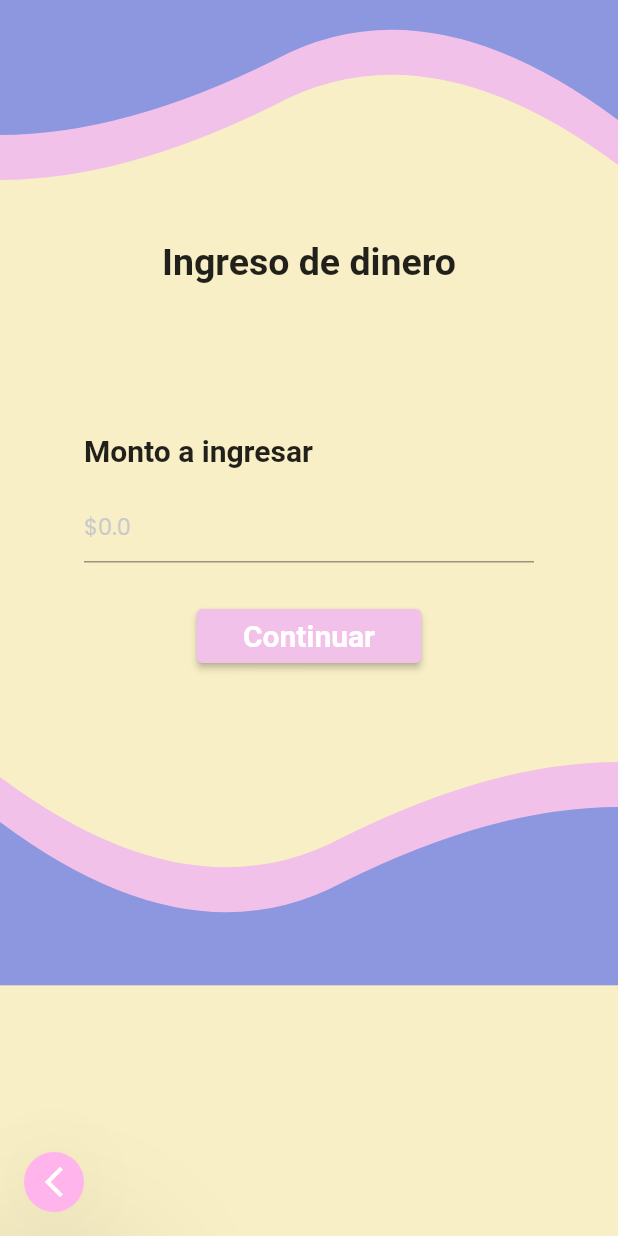
After one commit to mpaulazzv/ProyectoATM, a Flutter app: the ingresarD screen opened directly, on a phone screen of 412 x 824 dp. The commit adds this screen. Run offline on Flutter 3.47's test engine with Material 2 defaults, Android fonts, the phone set to English and light mode, and no system bars; our stand-ins replace google_fonts.

Commit message:
Se añade la vista de ingresar dinero

```diff
--- a/lib/main.dart
+++ b/lib/main.dart
@@ -13,9 +13,8 @@ class MyApp extends StatelessWidget {
   @override
   Widget build(BuildContext context) {
     return MaterialApp(
-      title: 'Flutter Demo',
+      title: 'ATM',
       theme: ThemeData(
-
         primarySwatch: Colors.pink,
       ),
       home: const LoginView(),
--- a/lib/views/enviarD_view.dart
+++ b/lib/views/enviarD_view.dart
@@ -20,22 +20,19 @@ class EnviarD extends StatelessWidget {
                 ClipPath(
                   clipper: WaveClipper(),
                   child: Container(
-                    color: Color.fromRGBO(248, 187, 237, 97),
+                    color: Color.fromRGBO(241, 193, 233, 1),
                     height: 120,
                   ),
                 ),
                 ClipPath(
                   clipper: WaveClipper(),
                   child: Container(
-                    color: Color.fromRGBO(110, 126, 228, 89),
+                    color: Color.fromRGBO(140, 151, 223, 1),
                     height: 100,
                   ),
                 ),
               ],
             ),
-          ),
-          const SizedBox(
-            width:400,
           ),
           const SizedBox(
             height: 20,
@@ -218,30 +215,3 @@ class WaveClipper extends CustomClipper<Path> {
   @override
   bool shouldReclip(CustomClipper<Path> oldCliper) => false;
 }
-
-class WaveClipperB extends CustomClipper<Path> {
-  @override
-  Path getClip(Size size) {
-    debugPrint(size.width.toString());
-    var path = new Path();
-    path.lineTo(0, size.height);
-    var firstStart = Offset(size.width / 5, size.height);
-    var firstEnd = Offset(size.width / 2.25, size.height - 50.0);
-
-    path.quadraticBezierTo(
-        firstStart.dx, firstStart.dy, firstEnd.dx, firstEnd.dy);
-
-    var secondStart =
-        Offset(size.width - (size.width / 3.24), size.height - 105);
-    var secondEnd = Offset(size.width, size.height - 10);
-
-    path.quadraticBezierTo(
-        secondStart.dx, secondStart.dy, secondEnd.dx, secondEnd.dy);
-    path.lineTo(size.width, 0);
-    path.close();
-    return path;
-  }
-
-  @override
-  bool shouldReclip(CustomClipper<Path> oldCliper) => false;
-}
--- /dev/null
+++ b/lib/views/ingresarD_view.dart
@@ -0,0 +1,191 @@
+import 'package:flutter/material.dart';
+import 'package:flutter/src/widgets/framework.dart';
+import 'package:flutter/src/widgets/placeholder.dart';
+import 'package:google_fonts/google_fonts.dart';
+
+import 'menu_view.dart';
+
+class ingresarD extends StatelessWidget {
+  const ingresarD({super.key});
+
+  @override
+  Widget build(BuildContext context) {
+    return Scaffold(
+        backgroundColor: Color.fromRGBO(248, 239, 198, 100),
+        body: Column(
+          children: [
+            Container(
+              child: Stack(
+                children: [
+                  ClipPath(
+                    clipper: WaveClipper(),
+                    child: Container(
+                      color: Color.fromRGBO(241, 193, 233, 1),
+                      height: 120,
+                    ),
+                  ),
+                  ClipPath(
+                    clipper: WaveClipper(),
+                    child: Container(
+                      color: Color.fromRGBO(140, 151, 223, 1),
+                      height: 90,
+                    ),
+                  ),
+                ],
+              ),
+            ),
+            const SizedBox(
+              height: 40,
+            ),
+            Center(
+              child: Text(
+                'Ingreso de dinero',
+                style: GoogleFonts.bodoniModa(
+                    fontSize: 25, fontWeight: FontWeight.bold),
+              ),
+            ),
+            const SizedBox(
+              height: 100,
+            ),
+            Center(
+              child: SizedBox(
+                width: 300,
+                child: Text(
+                  'Monto a ingresar',
+                  style: GoogleFonts.bodoniModa(
+                      fontSize: 20, fontWeight: FontWeight.bold),
+                ),
+              ),
+            ),
+            const SizedBox(
+              height: 15,
+            ),
+            Center(
+                child: SizedBox(
+                    width: 300,
+                    child: TextField(
+                      style: GoogleFonts.poppins(
+                        fontSize: 15,
+                        fontWeight: FontWeight.normal,
+                        color: Color.fromRGBO(202, 202, 202, 1),
+                      ),
+                      decoration: InputDecoration(
+                        hintText: '\$0.0',
+                        hintStyle: GoogleFonts.poppins(
+                          fontSize: 15,
+                          fontWeight: FontWeight.normal,
+                          color: Color.fromRGBO(202, 202, 202, 1),
+                        ),
+                      ),
+                    ))),
+            const SizedBox(
+              height: 25,
+            ),
+            ElevatedButton(
+              style: ElevatedButton.styleFrom(
+                fixedSize: Size.fromWidth(150),
+                primary: Color.fromRGBO(241, 193, 233, 1),
+              ),
+              onPressed: () {},
+              child: Text(
+                'Continuar',
+                style: GoogleFonts.bodoniModa(
+                    fontSize: 20, fontWeight: FontWeight.bold),
+              ),
+            ),
+            const SizedBox(
+              height: 60,
+            ),
+            Container(
+              child: Transform.rotate(
+                angle: 3.1416,
+                child: Stack(
+                  children: [
+                    ClipPath(
+                      clipper: WaveClipperB(),
+                      child: Container(
+                        color: Color.fromRGBO(241, 193, 233, 1),
+                        height: 149,
+                      ),
+                    ),
+                    ClipPath(
+                      clipper: WaveClipperB(),
+                      child: Container(
+                        color: Color.fromRGBO(140, 151, 223, 1),
+                        height: 119,
+                      ),
+                    ),
+                  ],
+                ),
+              ),
+            ),
+          ],
+        ),
+        floatingActionButton: FloatingActionButton.small(
+            backgroundColor: Color.fromARGB(255, 255, 180, 236),
+            elevation: 50,
+            focusElevation: 20,
+            onPressed: () {
+              Navigator.push(context,
+                  MaterialPageRoute(builder: (context) => Menu()));
+            },
+            child: Icon(Icons.arrow_back_ios_new),
+          ),
+      floatingActionButtonLocation: FloatingActionButtonLocation.miniStartFloat,
+      );
+  }
+}
+
+class WaveClipper extends CustomClipper<Path> {
+  @override
+  Path getClip(Size size) {
+    debugPrint(size.width.toString());
+    var path = new Path();
+    path.lineTo(0, size.height);
+    var firstStart = Offset(size.width / 5, size.height);
+    var firstEnd = Offset(size.width / 2.25, size.height - 50.0);
+
+    path.quadraticBezierTo(
+        firstStart.dx, firstStart.dy, firstEnd.dx, firstEnd.dy);
+
+    var secondStart =
+        Offset(size.width - (size.width / 3.24), size.height - 105);
+    var secondEnd = Offset(size.width, size.height - 10);
+
+    path.quadraticBezierTo(
+        secondStart.dx, secondStart.dy, secondEnd.dx, secondEnd.dy);
+    path.lineTo(size.width, 0);
+    path.close();
+    return path;
+  }
+
+  @override
+  bool shouldReclip(CustomClipper<Path> oldCliper) => false;
+}
+
+class WaveClipperB extends CustomClipper<Path> {
+  @override
+  Path getClip(Size size) {
+    debugPrint(size.width.toString());
+    var path = new Path();
+    path.lineTo(0, size.height);
+    var firstStart = Offset(size.width / 5, size.height);
+    var firstEnd = Offset(size.width / 2.25, size.height - 50.0);
+
+    path.quadraticBezierTo(
+        firstStart.dx, firstStart.dy, firstEnd.dx, firstEnd.dy);
+
+    var secondStart =
+        Offset(size.width - (size.width / 3.24), size.height - 105);
+    var secondEnd = Offset(size.width, size.height - 10);
+
+    path.quadraticBezierTo(
+        secondStart.dx, secondStart.dy, secondEnd.dx, secondEnd.dy);
+    path.lineTo(size.width, 0);
+    path.close();
+    return path;
+  }
+
+  @override
+  bool shouldReclip(CustomClipper<Path> oldCliper) => false;
+}
--- a/lib/views/menu_view.dart
+++ b/lib/views/menu_view.dart
@@ -3,8 +3,9 @@ import 'dart:math';
 import 'package:flutter/material.dart';
 import 'package:flutter/src/widgets/framework.dart';
 import 'package:google_fonts/google_fonts.dart';
+import 'package:proyecto_atm/views/ingresarD_view.dart';
 import 'package:proyecto_atm/views/login_view.dart';
-import 'package:proyecto_atm/views/enviarD.dart';
+import 'package:proyecto_atm/views/enviarD_view.dart';
 
 class Menu extends StatefulWidget {
   const Menu({super.key});
@@ -26,14 +27,14 @@ class _MenuState extends State<Menu> {
                 ClipPath(
                   clipper: WaveClipper(),
                   child: Container(
-                    color: Color.fromRGBO(248, 187, 237, 97),
+                    color: Color.fromRGBO(241, 193, 233, 1),
                     height: 120,
                   ),
                 ),
                 ClipPath(
                   clipper: WaveClipper(),
                   child: Container(
-                    color: Color.fromRGBO(110, 126, 228, 89),
+                    color: Color.fromRGBO(140, 151, 223, 1),
                     height: 100,
                   ),
                 ),
@@ -47,7 +48,7 @@ class _MenuState extends State<Menu> {
                 style: ElevatedButton.styleFrom(
                   padding: EdgeInsets.all(0.5),
                   fixedSize: Size.fromWidth(5),
-                  primary: Color.fromRGBO(248, 187, 237, 97),
+                  primary: Color.fromRGBO(241, 193, 233, 1),
                 ),
                 onPressed: () {
                   Navigator.push(context,
@@ -152,7 +153,7 @@ class _MenuState extends State<Menu> {
                     ),
                     onPressed: () {
                       Navigator.push(context,
-                          MaterialPageRoute(builder: (context) => Menu())); //Cambiar
+                          MaterialPageRoute(builder: (context) => ingresarD())); //Cambiar
                     },
                     child: Image.asset(
                       'assets/IngresarD.png',
@@ -207,14 +208,14 @@ class _MenuState extends State<Menu> {
                   ClipPath(
                     clipper: WaveClipperB(),
                     child: Container(
-                      color: Color.fromRGBO(248, 187, 237, 97),
+                      color: Color.fromRGBO(241, 193, 233, 1),
                       height: 120,
                     ),
                   ),
                   ClipPath(
                     clipper: WaveClipperB(),
                     child: Container(
-                      color: Color.fromRGBO(110, 126, 228, 89),
+                      color: Color.fromRGBO(140, 151, 223, 1),
                       height: 100,
                     ),
                   ),
```
